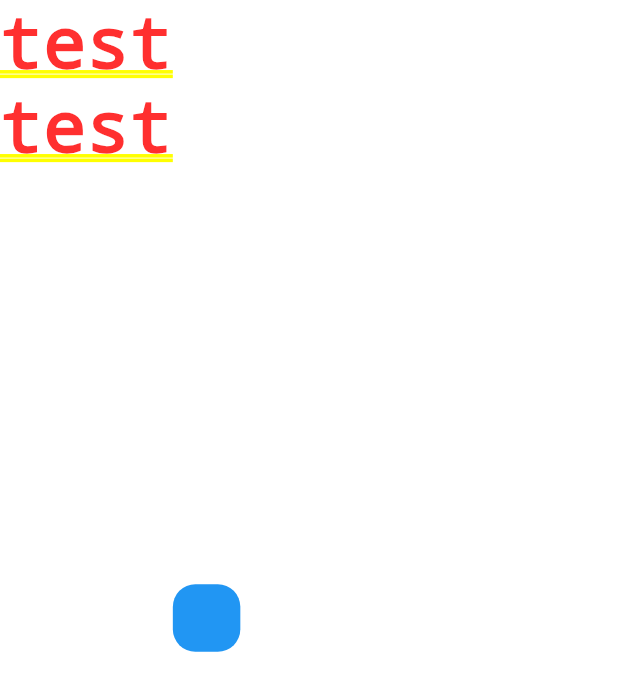
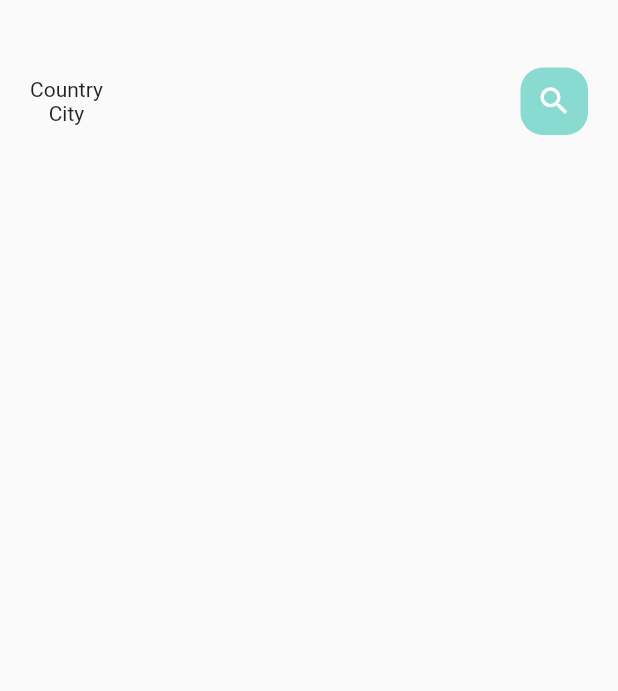
Before and after one commit to SrbastianM/Ecomerce, a Flutter app: the screen it shows after launch, on a phone screen of 412 x 824 dp. Shown: the top 691 px of the screen. Run offline on Flutter 3.47's test engine with Material 2 defaults, Android fonts, the phone set to English and light mode, and no system bars.

Commit message:
Se soluciono un error del gradle y ademas se ajustaron los estilos de las fonts y colores

```diff
--- a/lib/home/main_food_page.dart
+++ b/lib/home/main_food_page.dart
@@ -1,3 +1,4 @@
+import 'package:eccommerce/utils/app_colors.dart';
 import 'package:flutter/material.dart';
 
 class MainFoodPage extends StatefulWidget {
@@ -10,22 +11,35 @@ class MainFoodPage extends StatefulWidget {
 class _MainFoodPageState extends State<MainFoodPage> {
   @override
   Widget build(BuildContext context) {
-    return Container(
+    return Scaffold(
+      body: Column(
+        children: [
+          Container(
             child: Container(
+              margin: const EdgeInsets.only(top: 45, bottom: 15),
+              padding: const EdgeInsets.only(left: 20, right: 20),
               child: Row(
+                mainAxisAlignment: MainAxisAlignment.spaceBetween,
                 children: [
                   Column(
-              children: [Text("test"), Text("test")],
+                    children: [Text("Country"), Text("City")],
                   ),
-            Container(
+                  Center(
+                    child: Container(
                       width: 45,
                       height: 45,
+                      child: Icon(Icons.search, color: Colors.white),
                       decoration: BoxDecoration(
-                  borderRadius: BorderRadius.circular(15), color: Colors.blue),
+                          borderRadius: BorderRadius.circular(15),
+                          color: AppColors.mainColor),
+                    ),
                   )
                 ],
               ),
             ),
+          )
+        ],
+      ),
     );
   }
 }
--- /dev/null
+++ b/lib/utils/app_colors.dart
@@ -0,0 +1,14 @@
+import 'dart:ui';
+
+class AppColors {
+  static final Color textColor = const Color(0xFFccc7c5);
+  static final Color mainColor = const Color(0xFF89dad0);
+  static final Color iconColor1 = const Color(0xFFffd28d);
+  static final Color iconColor2 = const Color(0xFFfcab88);
+  static final Color paraColor = const Color(0xFF8f837f);
+  static final Color buttonBackgroundColor = const Color(0xFFf7f6f4);
+  static final Color signColor = const Color(0xFFa9a29f);
+  static final Color titleColor = const Color(0xFF5c524f);
+  static final Color mainBlackColor = const Color(0xFF332d2d);
+  static final Color yellowColor = const Color(0xFFffd379);
+}
--- a/lib/utils/colors.dart
+++ /dev/null
@@ -1,5 +0,0 @@
-// import 'dart:ui';
-
-// class AppColors{
-//   static final Color textColor = const Color(value)
-// }
--- a/pubspec.yaml
+++ b/pubspec.yaml
@@ -1,4 +1,4 @@
-name: eccomerce
+name: eccommerce
 description: A new Flutter project.
 
 # The following line prevents the package from being accidentally published to
```
Also changed, not shown: lib/main.dart (+7 -101 lines), lib/widgets/big_text.dart (added, +25 -0 lines), assets/font/Roboto-Black.ttf (added), assets/font/Roboto-Bold.ttf (added), assets/font/Roboto-Medium.ttf (added), assets/font/Roboto-Regular.ttf (added), 22 other files. Lines whose indentation alone changed are shown as unchanged.
